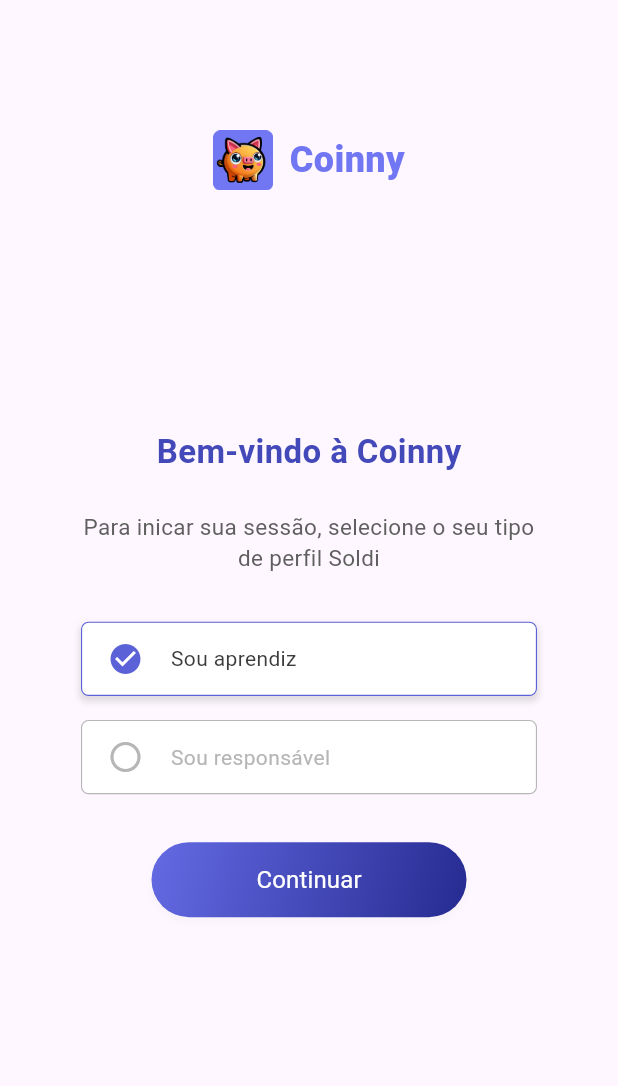
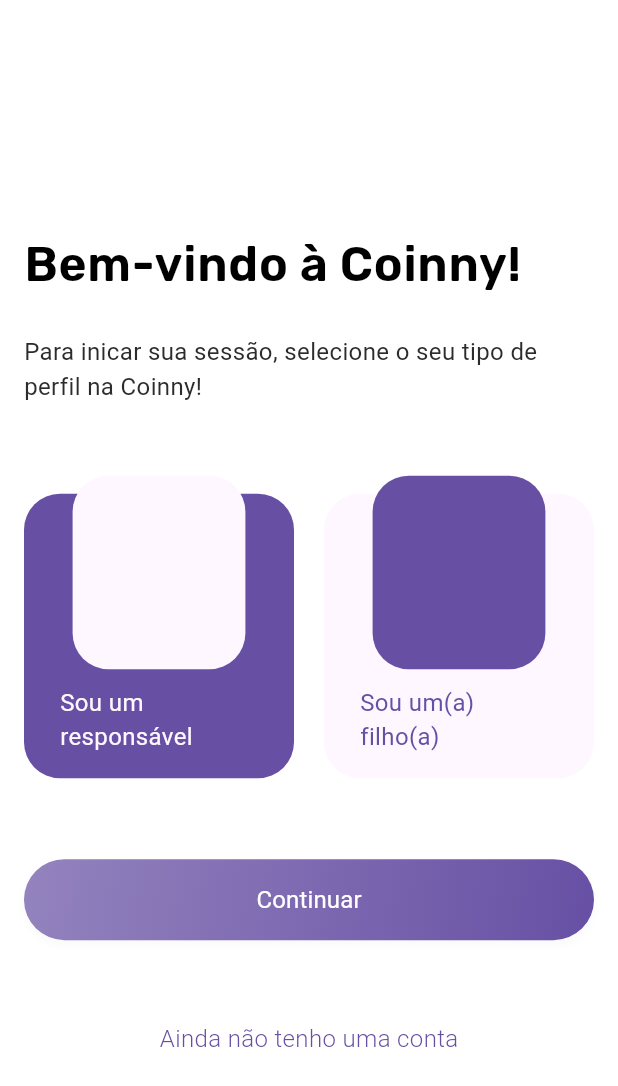
Before and after one commit to rubdelima/Coinny.app-Deprecated-, a Flutter app: the screen it shows after launch, on a phone screen of 412 x 824 dp. Shown: the top 1086 px of the screen. Run offline on Flutter 3.47's test engine with Material 3 defaults, Android fonts, the phone set to English and light mode, and no system bars; our stand-ins replace cloud_firestore, firebase_auth, firebase_core, flutter_secure_storage, google_fonts, rive and 1 more; accounts and stored records are empty; Roboto replaces fonts that are missing (Fieldwork-Geo).

Commit message:
feat: wireframe login pages

```diff
--- a/lib/components.dart
+++ b/lib/components.dart
@@ -9,3 +9,6 @@
 export 'package:learn/components/login_info_containter.dart';
 export 'package:learn/components/widget_title.dart';
 export 'package:learn/components/title_page.dart';
+export 'package:learn/widgets/login/BoxSelectorLogin.dart';
+export 'package:learn/components/login_title.dart';
+export 'package:learn/components/profile_selector.dart';
--- a/lib/components/gradient_button.dart
+++ b/lib/components/gradient_button.dart
@@ -5,10 +5,14 @@
   final String title;
   final List<Color> colors;
   final Color fontColor;
+  final double width;
+  final double height;
 
   CoinnyGradientButton({
     required this.onPressed,
     required this.title,
+    this.width =210,
+    this.height= 50,
     this.colors = const [Color(0xFF646AE3), Color(0xFF262B91)],
     this.fontColor = const Color(0xFFFFFFFF)
   });
@@ -17,8 +21,8 @@
   @override
   Widget build(BuildContext context) {
     return Container(
-      width: 210,
-      height: 50,
+      width: width,
+      height: height,
       decoration: BoxDecoration(
         borderRadius: BorderRadius.circular(30),
         gradient: LinearGradient(
--- /dev/null
+++ b/lib/components/login_title.dart
@@ -0,0 +1,41 @@
+import 'package:flutter/material.dart';
+import 'package:learn/utils.dart';
+
+class LoginTitle extends StatelessWidget {
+  final String title;
+  final String description;
+  final TextAlign? textAlign;
+  final CrossAxisAlignment crossAxisAlignment;
+
+  const LoginTitle({
+    Key? key,
+    required this.title,
+    required this.description,
+    this.crossAxisAlignment = CrossAxisAlignment.start,
+    this.textAlign,
+  }) : super(key: key);
+
+  @override
+  Widget build(BuildContext context) {
+    return Column(
+      crossAxisAlignment: crossAxisAlignment,
+      children: [
+        CoinnyTitle(
+          title,
+          textAlign: textAlign,
+          color: const Color(0x00000000),
+          fontSize: 32,
+        ),
+        const SizedBox(
+          height: 24,
+        ),
+        CoinnyText(
+          description,
+          textAlign: textAlign,
+          color: const Color(0xff2C2C2C),
+          fontSize: 16,
+        ),
+      ],
+    );
+  }
+}
--- /dev/null
+++ b/lib/components/profile_selector.dart
@@ -0,0 +1,69 @@
+import 'package:flutter/material.dart';
+import 'package:learn/utils.dart';
+
+class ProfileSelector extends StatelessWidget {
+  final String profileType;
+  final bool isSelected;
+  final VoidCallback onTap;
+
+  const ProfileSelector({
+    required this.profileType,
+    required this.isSelected,
+    required this.onTap,
+  });
+
+  @override
+  Widget build(BuildContext context) {
+    final widgetWidth = MediaQuery.sizeOf(context).width / 2 - 26;
+    final widgetHeigth = widgetWidth * 1.12;
+    const primaryColor = Color(0xFF5B61D7);
+
+    const secondaryColor=  Color(0xFFB6B6B6);
+    return InkWell(
+        onTap: onTap,
+        child: Container(
+          width: widgetWidth,
+          height: widgetHeigth,
+          child: Stack(
+            alignment: Alignment.center,
+            children: [
+            Positioned(
+                bottom: 0,
+                child: Container(
+                  width: widgetWidth,
+                  height: widgetHeigth - 12,
+                  decoration: BoxDecoration(
+                    borderRadius: BorderRadius.all(Radius.circular(24)),
+                    color: !isSelected
+                        ? Theme.of(context).canvasColor
+                        : Theme.of(context).primaryColor,
+                  ),
+                  alignment: Alignment.bottomCenter,
+                  padding:
+                      const EdgeInsets.symmetric(vertical: 16, horizontal: 24),
+                  child: CoinnyText(
+                    profileType == "responsavel"
+                        ? "Sou um responsável"
+                        : "Sou um(a) filho(a)",
+                    color: isSelected
+                        ? Theme.of(context).canvasColor
+                        : Theme.of(context).primaryColor,
+                    fontSize: 16,
+                  ),
+                )),
+            Positioned(
+                top: 0,
+                child: Container(
+                  width: widgetWidth * 0.64,
+                  height: widgetHeigth * 0.64,
+                  decoration: BoxDecoration(
+                    borderRadius: BorderRadius.all(Radius.circular(24)),
+                    color: isSelected
+                        ? Theme.of(context).canvasColor
+                        : Theme.of(context).primaryColor,
+                  ),
+                ))
+          ]),
+        ));
+  }
+}
--- a/lib/main.dart
+++ b/lib/main.dart
@@ -2,7 +2,8 @@
 import 'package:flutter/material.dart';
 import 'package:flutter/services.dart';
 import 'package:learn/backend/firebase_options.dart';
-import 'pages/loginPage.dart';
+//import 'pages/loginPage.dart';
+import 'package:learn/pages/login_v1.dart';
 import 'pages/parents/signUp.dart';
 import 'source/parents.dart';
 import 'source/children.dart';
--- a/lib/pages/loginPage.dart
+++ b/lib/pages/loginPage.dart
@@ -1,6 +1,5 @@
 import 'package:flutter/material.dart';
 import 'package:learn/pages/parents/login.dart';
-import 'package:learn/widgets/login/BoxSelectorLogin.dart';
 import 'children/login.dart';
 
 import 'package:learn/components.dart';
--- /dev/null
+++ b/lib/pages/login_v1.dart
@@ -0,0 +1,96 @@
+import 'package:flutter/material.dart';
+import 'package:learn/pages/children/login_v1.dart';
+import 'package:learn/pages/parents/login_v1.dart';
+import 'package:learn/components.dart';
+import 'package:learn/utils.dart';
+
+class LoginPage extends StatefulWidget {
+  @override
+  _LoginPageState createState() => _LoginPageState();
+}
+
+class _LoginPageState extends State<LoginPage> {
+  String userType = 'responsavel';
+
+  void _handleUserTypeChange(String type) {
+    setState(() {
+      userType = type;
+    });
+  }
+
+  @override
+  Widget build(BuildContext context) {
+    return Scaffold(
+      backgroundColor: Colors.white,
+      body: Padding(
+        padding: const EdgeInsets.all(16.0),
+        child: Column(
+          children: <Widget>[
+            SizedBox(
+              height: MediaQuery.of(context).size.height * 0.04,
+            ),
+            Expanded(
+              child: Column(
+                mainAxisAlignment: MainAxisAlignment.center,
+                //crossAxisAlignment: CrossAxisAlignment.start,
+                children: <Widget>[
+                  const LoginTitle(
+                    title: "Bem-vindo à Coinny!",
+                    description:
+                        "Para inicar sua sessão, selecione o seu tipo de perfil na Coinny!",
+                    textAlign: TextAlign.start,
+                  ),
+                  const SizedBox(height: 48),
+                  Row(
+                    children: [
+                      ProfileSelector(
+                          profileType: "responsavel",
+                          isSelected: userType == 'responsavel',
+                          onTap: () => _handleUserTypeChange('responsavel')
+                      ),
+                      const SizedBox(width: 20,),
+                      ProfileSelector(
+                          profileType: "aprendiz",
+                          isSelected: userType == 'aprendiz',
+                          onTap: () => _handleUserTypeChange('aprendiz'),
+                      ),
+                    ],
+                  ),
+                  const SizedBox(height: 54),
+                  CoinnyGradientButton(
+                    width: MediaQuery.sizeOf(context).width-32,
+                    height: 54,
+                      onPressed: () {
+                        Navigator.pushReplacement(
+                          context,
+                          MaterialPageRoute(
+                            builder: (context) => userType == 'aprendiz'
+                                ? LoginChildPage()
+                                : LoginParentsPage(),
+                          ),
+                        );
+                      },
+                      title: "Continuar",
+                      colors:  [
+                        Theme.of(context).primaryColor.withOpacity(0.7),
+                        Theme.of(context).primaryColor
+                      ]),
+                      const SizedBox(height: 54),
+                      InkWell(
+                        onTap: () {},
+                        child: CoinnyText(
+                          "Ainda não tenho uma conta",
+                            color: Theme.of(context).primaryColor,
+                            fontSize: 16,
+                            fontWeight: FontWeight.w300,
+                      )
+                      )
+                ],
+              ),
+            ),
+          ],
+        ),
+      ),
+    );
+  }
+}
--- a/lib/utils/fonts.dart
+++ b/lib/utils/fonts.dart
@@ -1,21 +1,21 @@
 import 'package:flutter/material.dart';
+import 'package:google_fonts/google_fonts.dart';
 
 @immutable
-class CoinnyText extends StatelessWidget{
+class CoinnyText extends StatelessWidget {
   final String text;
-  final Color color ;
+  final Color color;
   final double fontSize;
   final String fontFamily;
   final FontWeight fontWeight;
   final TextAlign? textAlign;
 
-  const CoinnyText(String this.text, {
-    this.color = const Color(0xFFFFFFFF),
-    this.fontSize  = 12,
-    this.fontFamily  = "Fieldwork-Geo",
+  const CoinnyText(String this.text,
+      {this.color = const Color(0xFFFFFFFF),
+      this.fontSize = 12,
+      this.fontFamily = "Fieldwork-Geo",
       this.fontWeight = FontWeight.normal,
-    this.textAlign
-    });
+      this.textAlign});
 
   @override
   Widget build(BuildContext context) {
@@ -31,3 +31,29 @@
     );
   }
 }
+
+@immutable
+class CoinnyTitle extends StatelessWidget {
+  final String text;
+  final Color color;
+  final double fontSize;
+  final FontWeight fontWeight;
+  final TextAlign? textAlign;
+
+  const CoinnyTitle(String this.text,
+      {this.color = const Color(0xFF000000),
+      this.fontSize = 12,
+      this.fontWeight = FontWeight.w600,
+      this.textAlign});
+
+  @override
+  Widget build(BuildContext context) {
+    return Text(text,
+        textAlign: textAlign,
+        style: GoogleFonts.rubik(
+          textStyle: TextStyle(color: Color(0xFF000000), letterSpacing: .5),
+          fontSize: fontSize,
+          fontWeight: fontWeight,
+        ));
+  }
+}
--- a/lib/widgets/login/children_access.dart
+++ b/lib/widgets/login/children_access.dart
@@ -23,7 +23,7 @@
               height: MediaQuery.of(context).size.height * 0.2,
               decoration: BoxDecoration(
                 color: Colors.white,
-                borderRadius: BorderRadius.circular(8.0),
+                borderRadius: BorderRadius.circular(24.0),
                 border: Border.all(
                   color: Colors.grey.shade300,
                   width: 2,
--- a/pubspec.yaml
+++ b/pubspec.yaml
@@ -41,6 +41,7 @@
   rive: ^0.13.1
   shared_preferences: ^2.0.8
   flutter_secure_storage: ^9.0.0
+  google_fonts: ^6.2.0
 
 dev_dependencies:
   flutter_test:
@@ -157,6 +158,9 @@
   - ./assets/animations/coinny.riv
 
 
+
+
+
   fonts:
     - family: Fieldwork-Geo
       fonts:
```
Also changed, not shown: lib/components/text_input.dart (+6 -5 lines), lib/pages/children/login_v1.dart (added, +128 -0 lines), lib/pages/parents/login_v1.dart (added, +117 -0 lines), lib/widgets/login/BoxSelectorLogin.dart (+19 -17 lines), pubspec.lock. Lines whose indentation alone changed are shown as unchanged.
